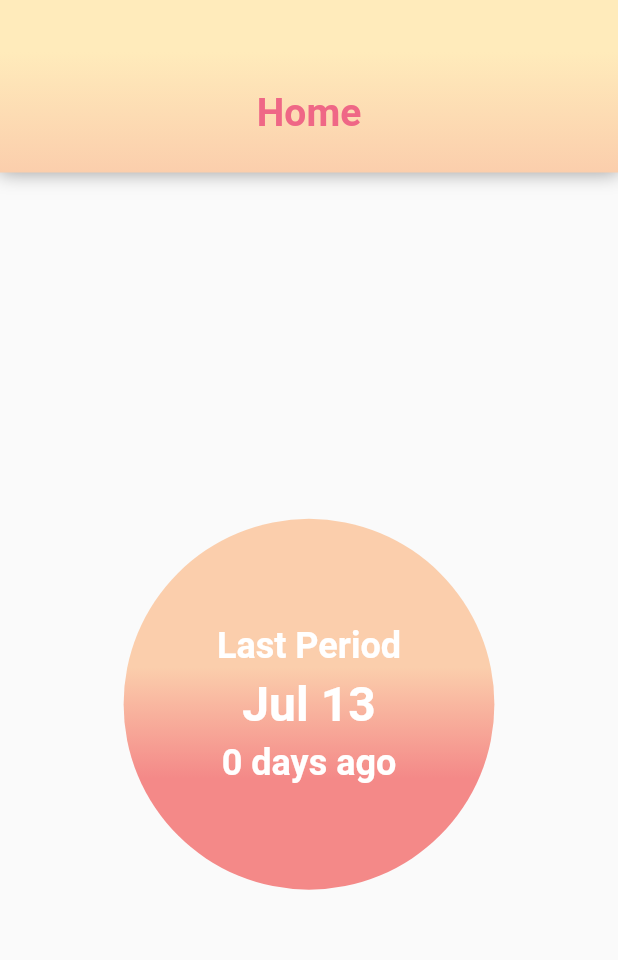
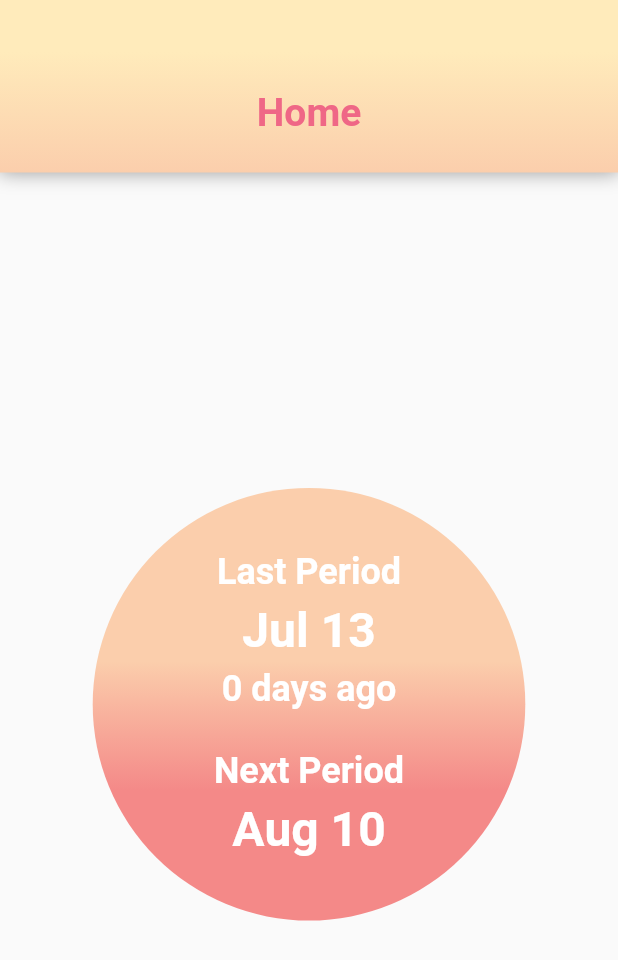
Before and after one commit to sanjujr/foresee_cycle, a Flutter app: the MyHomeBody widget shown alone on an empty page, opened directly with empty values, on a phone screen of 412 x 824 dp. Shown: the top 960 px of the screen. Run offline on Flutter 3.47's test engine with Material 2 defaults, Android fonts, the phone set to English and light mode, and no system bars; our stand-ins replace cloud_firestore, firebase_auth, firebase_core, firebase_database, flutter_calendar_carousel, fluttertoast and 1 more; accounts and stored records are empty.

Commit message:
final committ

```diff
--- a/lib/pages/home/chat_widget.dart
+++ b/lib/pages/home/chat_widget.dart
@@ -22,12 +22,15 @@ class _ChartState extends State<Chart> {
   int avgPeriodLength;
   int totalPeriodLength;
   bool isLoading;
+
+  //fetch chart data from db
   fetchData() {
     setState(() {
       isLoading = true;
     });
     var databaseReference = FirebaseFirestore.instance;
     User user = FirebaseAuth.instance.currentUser;
+    //get collection
     CollectionReference collectionReference = databaseReference
         .collection('user')
         .doc(user.uid)
@@ -38,7 +41,7 @@ class _ChartState extends State<Chart> {
         chartData = [];
         totalPeriodLength = 0;
       });
-
+      //create list of period data
       for (int i = 0; i < documents.length; i++) {
         setState(() {
           chartData.add(ChartData(periodLength: documents[i]['period_days']));
@@ -76,7 +79,6 @@ class _ChartState extends State<Chart> {
   @override
   Widget build(BuildContext context) {
     return Scaffold(
-      // floatingActionButton: FloatingActionButton(onPressed: fetchData),
       body: isLoading
           ? Text("Loading...")
           : SingleChildScrollView(
--- a/lib/pages/home/edit_profile.dart
+++ b/lib/pages/home/edit_profile.dart
@@ -15,6 +15,8 @@ class _EditProfileState extends State<EditProfile> {
   int height = userdata.height;
   int weight = userdata.weight;
   int temp;
+
+  //edit user details
   editUser() async {
     final CollectionReference userData =
         FirebaseFirestore.instance.collection('user');
--- a/lib/pages/home/home_page.dart
+++ b/lib/pages/home/home_page.dart
@@ -45,6 +45,7 @@ User user = FirebaseAuth.instance.currentUser;
 class _HomeScreenState extends State<HomeScreen> {
   List documents;
   var mlResponse;
+  //get user details
   getData() {
     DocumentReference collectionReference =
         FirebaseFirestore.instance.collection('user').doc(user.uid);
@@ -57,12 +58,11 @@ class _HomeScreenState extends State<HomeScreen> {
         userdata.height = event.data()['height'];
         userdata.weight = event.data()['weight'];
         userdata.email = user.email;
-        // print(userdata.age);
       });
     });
-    // print(collectionReference);
   }
 
+  //GET USER period dates
   fetchData() async {
     var databaseReference = FirebaseFirestore.instance;
 
@@ -85,12 +85,13 @@ class _HomeScreenState extends State<HomeScreen> {
       DateTime _startDate = DateTime.parse(_startTimeStamp.toDate().toString());
       print(periodDayss);
       dates.add(_startDate);
+      //making list of period dates
       for (int j = 1; j < periodDayss; j++) {
         _startDate = _startDate.add(Duration(days: 1));
         dates.add(_startDate);
         print(_startDate);
       }
-
+      //add events to calender
       for (int j = 0; j < dates.length; j++) {
         _markedDates.add(
             dates[j],
@@ -108,9 +109,9 @@ class _HomeScreenState extends State<HomeScreen> {
                 )));
       }
     }
-    // print(_markedDates);
   }
 
+  //prediction
   predict() async {
     getData();
     var bmi = userdata.weight / ((userdata.height * userdata.height) / 10000);
@@ -133,6 +134,7 @@ class _HomeScreenState extends State<HomeScreen> {
         .then((response) {
       print(response.statusCode);
       print(response.body);
+      //store response from ml
       mlResponse = response.body;
     });
   }
@@ -143,6 +145,7 @@ class _HomeScreenState extends State<HomeScreen> {
     fetchData();
   }
 
+  //function is called when page loads
   @override
   void initState() {
     getAlldata();
@@ -160,10 +163,6 @@ class _HomeScreenState extends State<HomeScreen> {
   @override
   Widget build(BuildContext context) {
     return Scaffold(
-      // floatingActionButton: FloatingActionButton(
-      //   onPressed: getAlldata,
-      //   // onPressed: () => FirebaseAuth.instance.signOut(),
-      // ),
       body: StreamBuilder(
           stream: firestore
               .collection('user')
@@ -171,7 +170,11 @@ class _HomeScreenState extends State<HomeScreen> {
               .collection('period_date')
               .snapshots(),
           builder: (BuildContext context, streamSnapshot) {
-            // getAlldata();
+            if (count == 1) {
+              getAlldata();
+              count++;
+            }
+
             return streamSnapshot.hasData
                 ? MyHomeBody(
                     DateTime.parse(documents[documents.length - 1]['start_date']
@@ -303,6 +306,7 @@ class _MyHomeBodyState extends State<MyHomeBody> {
   }
 
   String formattedDate;
+  String nextDate;
   final today = DateTime.now();
   int difference;
 
@@ -336,8 +340,8 @@ class _MyHomeBodyState extends State<MyHomeBody> {
                   ],
                 ),
               ),
-              width: MediaQuery.of(context).size.width * 0.6,
-              height: MediaQuery.of(context).size.width * 0.6,
+              width: MediaQuery.of(context).size.width * 0.7,
+              height: MediaQuery.of(context).size.width * 0.7,
               child: Column(
                 mainAxisAlignment: MainAxisAlignment.center,
                 children: [
@@ -368,6 +372,29 @@ class _MyHomeBodyState extends State<MyHomeBody> {
                       style: TextStyle(
                           color: Colors.white,
                           fontSize: 24,
+                          fontWeight: FontWeight.bold),
+                    ),
+                  ),
+                  SizedBox(
+                    height: MediaQuery.of(context).size.width * 0.05,
+                  ),
+                  Padding(
+                    padding: const EdgeInsets.all(3.0),
+                    child: Text(
+                      "Next Period",
+                      style: TextStyle(
+                          color: Colors.white,
+                          fontSize: 24,
+                          fontWeight: FontWeight.bold),
+                    ),
+                  ),
+                  Padding(
+                    padding: const EdgeInsets.all(3.0),
+                    child: Text(
+                      nextDate,
+                      style: TextStyle(
+                          color: Colors.white,
+                          fontSize: 32,
                           fontWeight: FontWeight.bold),
                     ),
                   ),
@@ -415,17 +442,14 @@ class _MyHomeBodyState extends State<MyHomeBody> {
       height: MediaQuery.of(context).size.height * 0.6,
       selectedDateTime: _currentDate,
       selectedDayButtonColor: Colors.white,
-      // selectedDayBorderColor: CustomColors.primaryColor,
       selectedDayTextStyle: TextStyle(color: Colors.black),
       daysHaveCircularBorder: true,
       isScrollable: false,
       todayButtonColor: Colors.blueAccent,
     );
-    // : Center(child: Text('Loading...'));
   }
-  //   );
-  // }
 
+  var avgCycleLength = 28;
   Container profileWidget(BuildContext context) {
     return Container(
         child: Stack(
@@ -669,9 +693,12 @@ class _MyHomeBodyState extends State<MyHomeBody> {
     ));
   }
 
+  //set dates of last period and next period for display
   setDate() {
     formattedDate = DateFormat('MMM dd').format(widget.lastPeriod);
     difference = today.difference(widget.lastPeriod).inDays;
+    nextDate = DateFormat('MMM dd')
+        .format(widget.lastPeriod.add(Duration(days: avgCycleLength)));
   }
 
   @override
--- a/lib/pages/home/period_track.dart
+++ b/lib/pages/home/period_track.dart
@@ -20,6 +20,8 @@ class _PeriodTrackerState extends State<PeriodTracker> {
   AsyncSnapshot<QuerySnapshot> streamSnapshot;
   FirebaseFirestore firestore = FirebaseFirestore.instance;
   String formattedDate;
+
+  //date picker
   Future<void> _selectDate(BuildContext context) async {
     final DateTime picked = await showDatePicker(
         context: context,
@@ -33,6 +35,7 @@ class _PeriodTrackerState extends State<PeriodTracker> {
       });
   }
 
+  //adding date document to database
   addData(DateTime date, int range) {
     Map<String, dynamic> data = {'period_days': range, 'start_date': date};
     var databaseReference = FirebaseFirestore.instance;
@@ -47,6 +50,7 @@ class _PeriodTrackerState extends State<PeriodTracker> {
     // collectionReference.add(data);
   }
 
+  // fetch date document from db
   fetchData() {
     var databaseReference = FirebaseFirestore.instance;
     User user = FirebaseAuth.instance.currentUser;
@@ -71,6 +75,7 @@ class _PeriodTrackerState extends State<PeriodTracker> {
     });
   }
 
+  //show toast notification
   void showSnackbar(String message) {
     Fluttertoast.showToast(
       msg: message,
@@ -104,15 +109,7 @@ class _PeriodTrackerState extends State<PeriodTracker> {
           ],
         ),
       ),
-      child:
-          // Text("Full Name: ${data['full_name']} ${data['last_name']}");
-
-          // setData(streamSnapshot);
-          // if (streamSnapshot.data != null) {
-          //   periodLength = streamSnapshot.data.docs[0]['period_days'];
-          // }
-          // print(periodLength);
-          Scaffold(
+      child: Scaffold(
         backgroundColor: Colors.transparent,
         appBar: PreferredSize(
           preferredSize: size * 0.125,
```
Also changed, not shown: lib/pages/home/note_widget.dart (+0 -12 lines).
